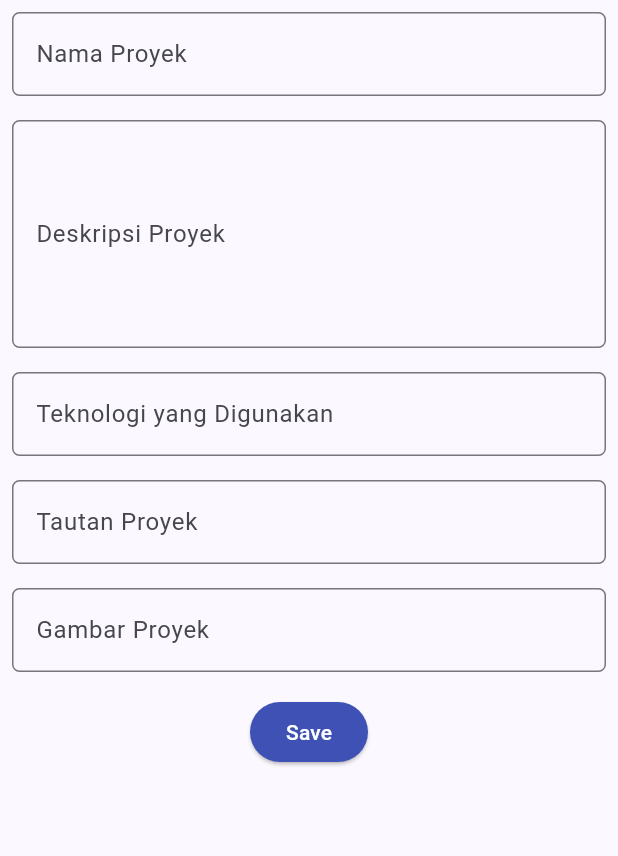
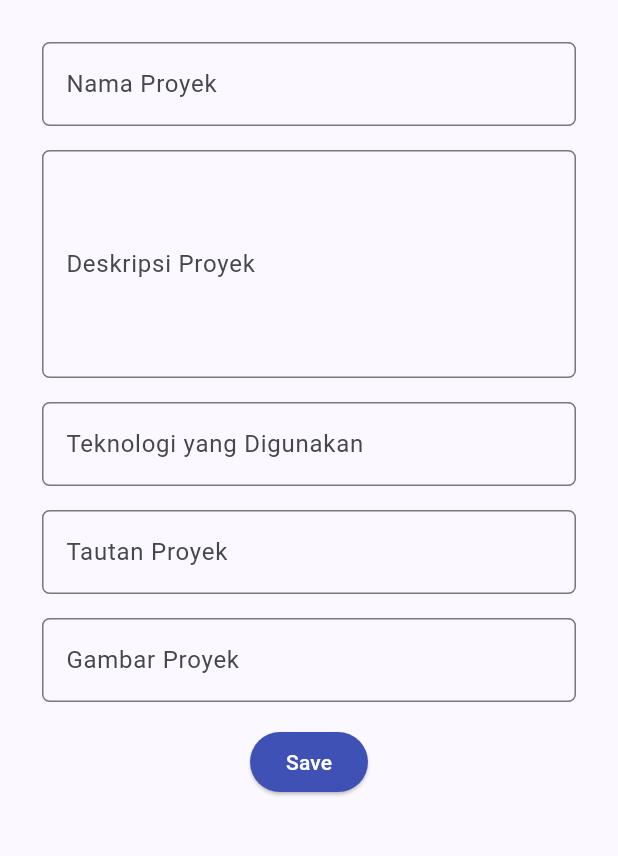
Before and after one commit to vlixl/myportofolio_mobile, a Flutter app: the ProjectFormPage screen opened directly, on a phone screen of 412 x 824 dp, the part 84-940 px from its top. Run offline on Flutter 3.47's test engine with Material 3 defaults, Android fonts, the phone set to English and light mode, and no system bars; our stand-ins replace material_ui; generated files the repository leaves out were written again.

Commit message:
refactor: refactor project_form

```diff
--- a/lib/screens/project_form.dart
+++ b/lib/screens/project_form.dart
@@ -24,6 +24,23 @@ class _ProjectFormPageState extends State<ProjectFormPage> {
 
   @override
   Widget build(BuildContext context) {
+    Widget form = Form(
+      key: _formKey,
+      child: SingleChildScrollView(
+        child: Column(
+          crossAxisAlignment: CrossAxisAlignment.start,
+          children: [
+            _buildTitleField(),
+            _buildDescriptionField(),
+            _buildTechStackField(),
+            _buildProjectUrlField(),
+            _buildProjectImageUrlField(),
+            _buildSubmitButton(),
+          ],
+        ),
+      ),
+    );
+
     return Scaffold(
       appBar: AppBar(
         title: const Center(child: Text('Add Project Form')),
@@ -31,22 +48,26 @@ class _ProjectFormPageState extends State<ProjectFormPage> {
         foregroundColor: Colors.white,
       ),
       drawer: const LeftDrawer(),
-      body: Form(
-        key: _formKey,
-        child: SingleChildScrollView(
-          child: Column(
-            crossAxisAlignment: CrossAxisAlignment.start,
-            children: [
-              // === Project Name ===
-              Padding(
+      body: SingleChildScrollView(
+        child: Center(
+          child: Container(
+            margin: const EdgeInsets.all(20),
+            constraints: const BoxConstraints(maxWidth: 600),
+            child: form,
+          ),
+        ),
+      ),
+    );
+  }
+
+  Widget _buildTitleField() {
+    return Padding(
       padding: const EdgeInsets.all(8.0),
       child: TextFormField(
         decoration: InputDecoration(
           hintText: "Nama Proyek",
           labelText: "Nama Proyek",
-                    border: OutlineInputBorder(
-                      borderRadius: BorderRadius.circular(5.0),
-                    ),
+          border: OutlineInputBorder(borderRadius: BorderRadius.circular(5.0)),
         ),
         onChanged: (String? value) {
           setState(() {
@@ -60,19 +81,18 @@ class _ProjectFormPageState extends State<ProjectFormPage> {
           return null;
         },
       ),
-              ),
+    );
+  }
 
-              // === Description ===
-              Padding(
+  Widget _buildDescriptionField() {
+    return Padding(
       padding: const EdgeInsets.all(8.0),
       child: TextFormField(
         maxLines: 5,
         decoration: InputDecoration(
           hintText: "Deskripsi Proyek",
           labelText: "Deskripsi Proyek",
-                    border: OutlineInputBorder(
-                      borderRadius: BorderRadius.circular(5.0),
-                    ),
+          border: OutlineInputBorder(borderRadius: BorderRadius.circular(5.0)),
         ),
         onChanged: (String? value) {
           setState(() {
@@ -86,18 +106,17 @@ class _ProjectFormPageState extends State<ProjectFormPage> {
           return null;
         },
       ),
-              ),
+    );
+  }
 
-              // === Technologies ===
-              Padding(
+  Widget _buildTechStackField() {
+    return Padding(
       padding: const EdgeInsets.all(8.0),
       child: TextFormField(
         decoration: InputDecoration(
           hintText: "Contoh: Flutter, Django, Figma",
           labelText: "Teknologi yang Digunakan",
-                    border: OutlineInputBorder(
-                      borderRadius: BorderRadius.circular(5.0),
-                    ),
+          border: OutlineInputBorder(borderRadius: BorderRadius.circular(5.0)),
         ),
         onChanged: (String? value) {
           setState(() {
@@ -105,18 +124,17 @@ class _ProjectFormPageState extends State<ProjectFormPage> {
           });
         },
       ),
-              ),
+    );
+  }
 
-              // === Project URL ===
-              Padding(
+  Widget _buildProjectUrlField() {
+    return Padding(
       padding: const EdgeInsets.all(8.0),
       child: TextFormField(
         decoration: InputDecoration(
           hintText: "URL Proyek (opsional)",
           labelText: "Tautan Proyek",
-                    border: OutlineInputBorder(
-                      borderRadius: BorderRadius.circular(5.0),
-                    ),
+          border: OutlineInputBorder(borderRadius: BorderRadius.circular(5.0)),
         ),
         onChanged: (String? value) {
           setState(() {
@@ -124,18 +142,17 @@ class _ProjectFormPageState extends State<ProjectFormPage> {
           });
         },
       ),
-              ),
+    );
+  }
 
-              // === Project Image URL ===
-              Padding(
+  Widget _buildProjectImageUrlField() {
+    return Padding(
       padding: const EdgeInsets.all(8.0),
       child: TextFormField(
         decoration: InputDecoration(
           hintText: "URL Gambar Proyek (opsional)",
           labelText: "Gambar Proyek",
-                    border: OutlineInputBorder(
-                      borderRadius: BorderRadius.circular(5.0),
-                    ),
+          border: OutlineInputBorder(borderRadius: BorderRadius.circular(5.0)),
         ),
         onChanged: (String? value) {
           setState(() {
@@ -143,10 +160,11 @@ class _ProjectFormPageState extends State<ProjectFormPage> {
           });
         },
       ),
-              ),
+    );
+  }
 
-              // === Tombol Simpan ===
-              Align(
+  Widget _buildSubmitButton() {
+    return Align(
       alignment: Alignment.bottomCenter,
       child: Padding(
         padding: const EdgeInsets.all(8.0),
@@ -154,38 +172,67 @@ class _ProjectFormPageState extends State<ProjectFormPage> {
           style: ButtonStyle(
             backgroundColor: WidgetStateProperty.all(Colors.indigo),
           ),
-                    onPressed: () async {
+          onPressed: _submit,
+          child: const Text("Save", style: TextStyle(color: Colors.white)),
+        ),
+      ),
+    );
+  }
+
+  Future<void> _submit() async {
     if (!await ensureLoggedIn(context)) return;
-                      if (!context.mounted) return;
-                      if (_formKey.currentState!.validate()) {
+    if (!mounted) return;
+    if (!_formKey.currentState!.validate()) return;
+
     final token = context.read<AuthState>().token;
     if (token == null) return;
 
-                        final newProject = Project(
+    try {
+      await context.read<ApiClient>().createProject(
+        _buildProject(),
+        token: token,
+      );
+      if (!mounted) return;
+      showDialog(
+        context: context,
+        builder: (context) {
+          return _buildFormReport();
+        },
+      );
+    } on ApiException catch (e) {
+      await _handleApiError(e);
+    }
+  }
+
+  Project _buildProject() {
+    return Project(
       title: _title,
       description: _description,
       techStack: _techStack,
       projectUrl: _projectUrl,
       projectImageUrl: _projectImageUrl,
     );
+  }
 
-                        try {
-                          await context.read<ApiClient>().createProject(
-                            newProject,
-                            token: token,
+  Future<void> _handleApiError(ApiException e) async {
+    if (!mounted) return;
+
+    // An expired or invalid token: log out and ask the user to log in again
+    if (e.statusCode == 401) {
+      await context.read<AuthState>().logout();
+      if (!mounted) return;
+      await ensureLoggedIn(context);
+      return;
+    }
+
+    ScaffoldMessenger.of(context).showSnackBar(
+      SnackBar(content: Text('Failed to create project: ${e.statusCode}')),
     );
-                          if (!context.mounted) return;
-                          showDialog(
-                            context: context,
-                            builder: (context) {
-                              return AlertDialog(
-                                title: const Text(
-                                  'Proyek berhasil ditambahkan!',
-                                ),
-                                content: SingleChildScrollView(
-                                  child: Column(
-                                    crossAxisAlignment:
-                                        CrossAxisAlignment.start,
+  }
+
+  Widget _buildFormReport() {
+    Widget report = Column(
+      crossAxisAlignment: CrossAxisAlignment.start,
       children: [
         Text('Nama Proyek: $_title'),
         Text('Deskripsi: $_description'),
@@ -193,8 +240,11 @@ class _ProjectFormPageState extends State<ProjectFormPage> {
         Text('Tautan: $_projectUrl'),
         Text('Gambar: $_projectImageUrl'),
       ],
-                                  ),
-                                ),
+    );
+
+    return AlertDialog(
+      title: const Text('Proyek berhasil ditambahkan!'),
+      content: SingleChildScrollView(child: report),
       actions: [
         TextButton(
           child: const Text('OK'),
@@ -205,40 +255,5 @@ class _ProjectFormPageState extends State<ProjectFormPage> {
         ),
       ],
     );
-                            },
-                          );
-                        } on ApiException catch (e) {
-                          if (e.statusCode == 401) {
-                            if (!context.mounted) return;
-                            await context.read<AuthState>().logout();
-
-                            if (!context.mounted) return;
-                            await ensureLoggedIn(context);
-                          } else {
-                            if (!context.mounted) return;
-
-                            ScaffoldMessenger.of(context).showSnackBar(
-                              SnackBar(
-                                content: Text(
-                                  'Failed to create project: ${e.statusCode}',
-                                ),
-                              ),
-                            );
   }
 }
-                      }
-                    },
-                    child: const Text(
-                      "Save",
-                      style: TextStyle(color: Colors.white),
-                    ),
-                  ),
-                ),
-              ),
-            ],
-          ),
-        ),
-      ),
-    );
-  }
-}
```
Lines whose indentation alone changed are shown as unchanged.
